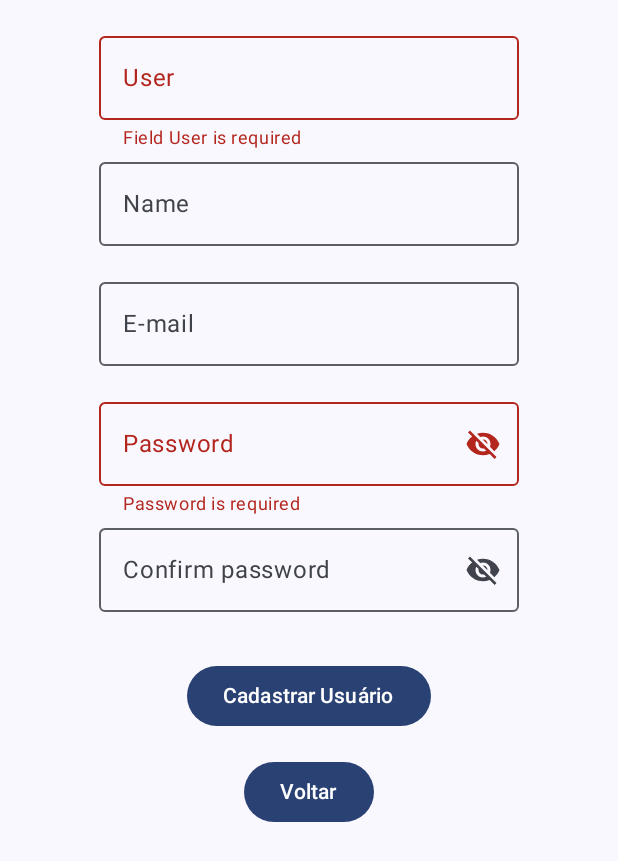
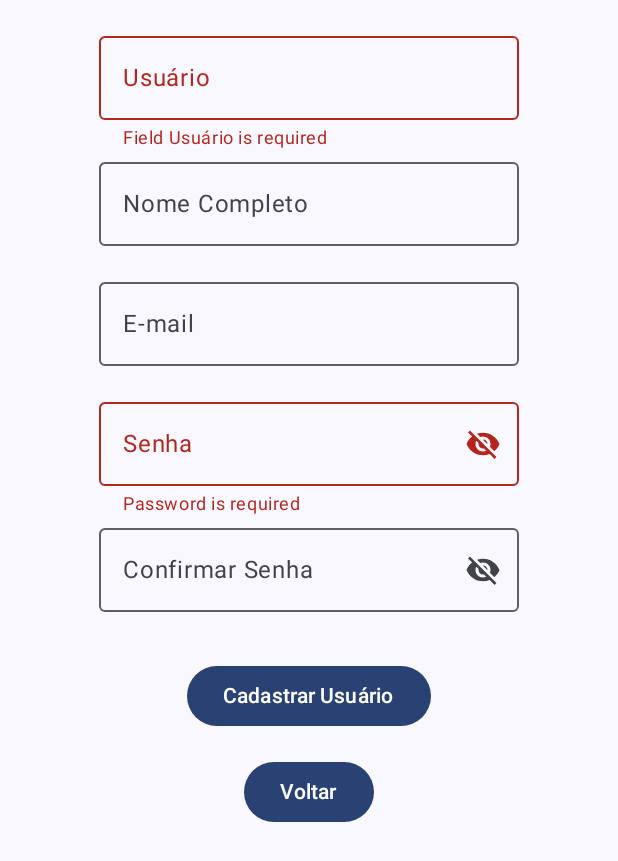
Before and after one commit to gustavohschwartz/ViagemApp, an Android app built with Jetpack Compose: the RegisterScreen screen opened through its navigation route, on a phone screen of 412 x 824 dp. Shown: the top 861 px of the screen. Run offline under Robolectric (Android 15) with nearby library versions, the light colour scheme and no system bars.

Commit message:
ajustes / alterando para PT-BR

```diff
--- a/app/src/main/java/com/example/viagemapp/screens/LoginScreen.kt
+++ b/app/src/main/java/com/example/viagemapp/screens/LoginScreen.kt
@@ -89,7 +89,7 @@ fun LoginScreen(navController: NavController) {
 
         // Link para Registro
         TextButton(onClick = { navController.navigate("register") }) {
-            Text("Registrar um novo usuário")
+            Text("Criar conta")
         }
     }
 }
--- a/app/src/main/java/com/example/viagemapp/screens/RegisterScreen.kt
+++ b/app/src/main/java/com/example/viagemapp/screens/RegisterScreen.kt
@@ -48,7 +48,7 @@ fun RegisterScreen(navController: NavController) {
         val ctx = LocalContext.current
 
         TextField(
-            label = "User",
+            label = "Usuário",
             value = registerUser.value.user,
             onValueChange = {
                 registerUserViewModel.onUserChange(it)
@@ -56,7 +56,7 @@ fun RegisterScreen(navController: NavController) {
         )
 
         TextField(
-            label = "Name",
+            label = "Nome Completo",
             value = registerUser.value.name ,
             onValueChange = {
                 registerUserViewModel.onNameChange(it)
@@ -70,14 +70,14 @@ fun RegisterScreen(navController: NavController) {
             }
         )
         PasswordField(
-            label = "Password",
+            label = "Senha",
             value = registerUser.value.password,
             errorMessage = registerUser.value.validatePassord(),
             onValueChange = {
                 registerUserViewModel.onPasswordChange(it)
             })
         PasswordField(
-            label = "Confirm password",
+            label = "Confirmar Senha",
             value = registerUser.value.confirmPassword,
             errorMessage = registerUser.value.validateConfirmPassword() ,
             onValueChange = {
@@ -88,7 +88,7 @@ fun RegisterScreen(navController: NavController) {
             modifier = Modifier.padding(top = 16.dp),
             onClick = {
                 if (registerUserViewModel.register()) {
-                    Toast.makeText(ctx, "User registered",
+                    Toast.makeText(ctx, "Usuário Cadastrado",
                         Toast.LENGTH_SHORT).show()
                 }
             }
```
